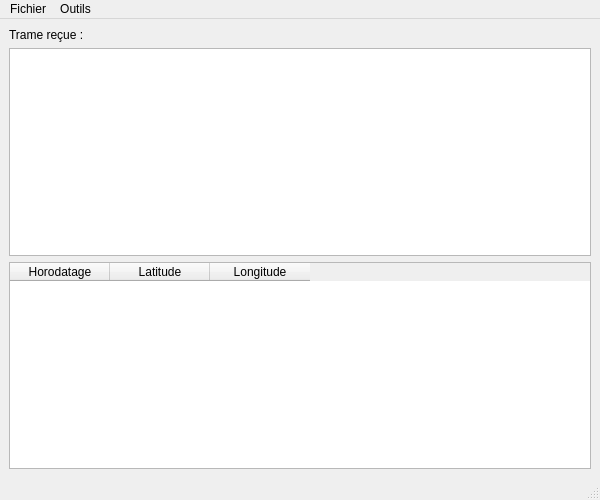
molivier1/Apprendre_Cpp, file TD/Liaison_serie/Liaison_Serie_TD2/interfaceprincipale.ui: the form before one commit.
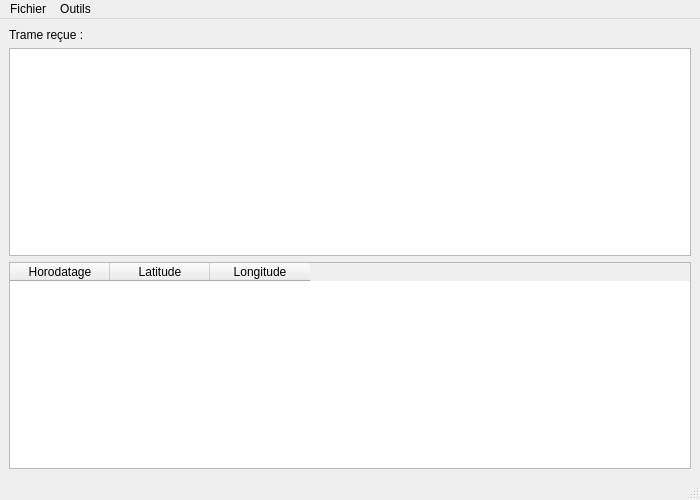
The form after the commit.

Patch:
```diff
--- a/TD/Liaison_serie/Liaison_Serie_TD2/interfaceprincipale.ui
+++ b/TD/Liaison_serie/Liaison_Serie_TD2/interfaceprincipale.ui
@@ -6,19 +6,19 @@
    <rect>
     <x>0</x>
     <y>0</y>
-    <width>600</width>
+    <width>700</width>
     <height>500</height>
    </rect>
   </property>
   <property name="minimumSize">
    <size>
-    <width>600</width>
+    <width>700</width>
     <height>500</height>
    </size>
   </property>
   <property name="maximumSize">
    <size>
-    <width>600</width>
+    <width>700</width>
     <height>500</height>
    </size>
   </property>
@@ -66,7 +66,7 @@
     <rect>
      <x>0</x>
      <y>0</y>
-     <width>600</width>
+     <width>700</width>
      <height>20</height>
     </rect>
    </property>
```
